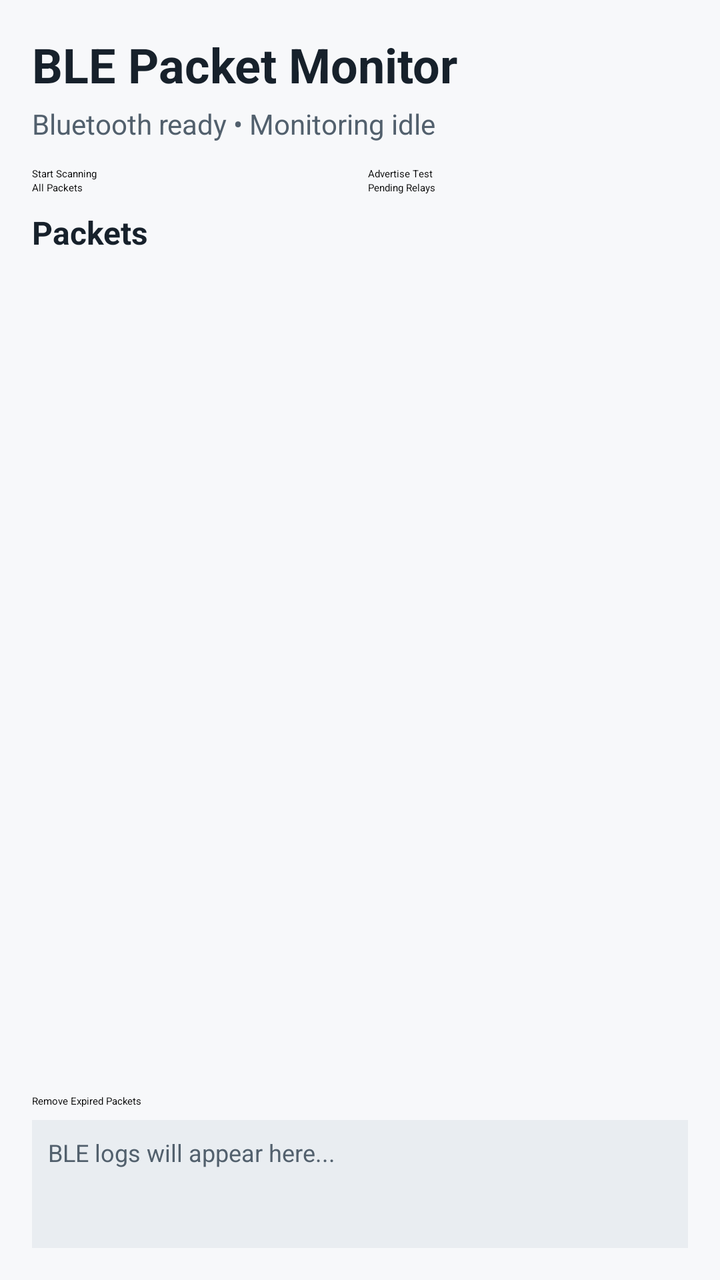
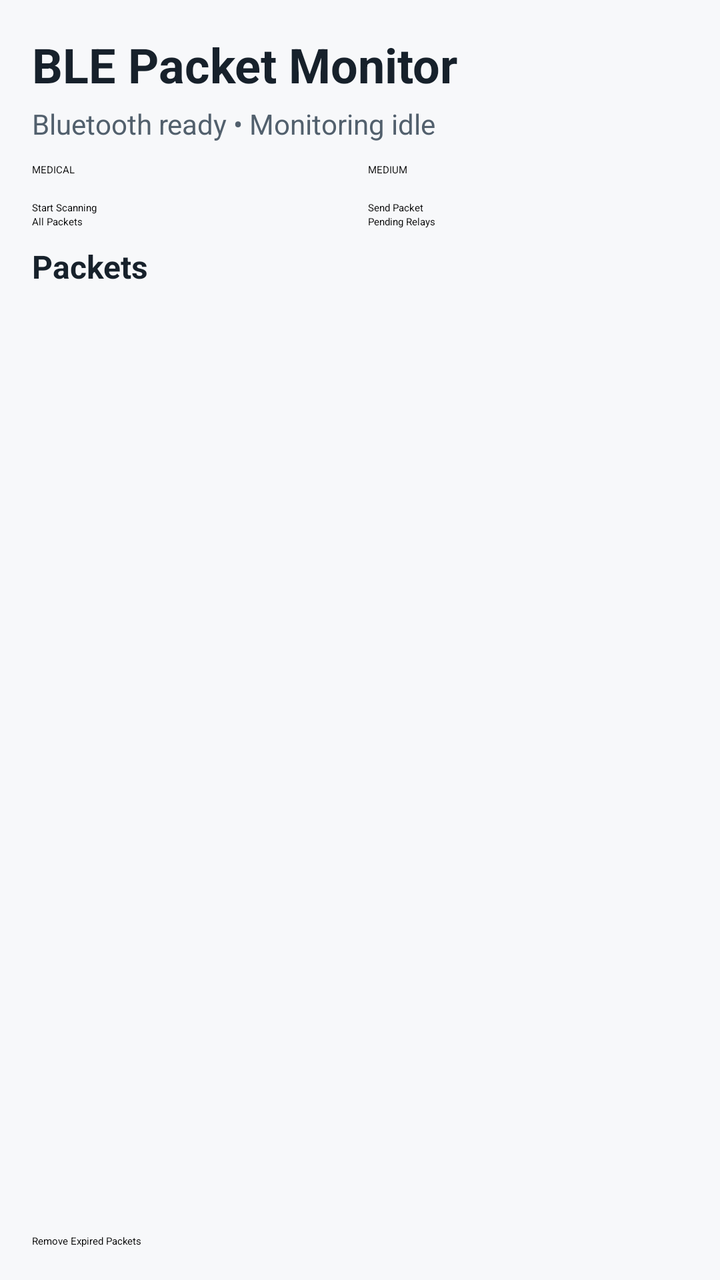

Before-and-after screenshots of an Android layout around one commit, followed by the original layout XML and the change that was made.
<!-- AndroidManifest.xml: application theme Theme.MaterialComponents.DayNight.NoActionBar -->
<!-- res/layout/activity_main.xml -->
<?xml version="1.0" encoding="utf-8"?>
<LinearLayout xmlns:android="http://schemas.android.com/apk/res/android"
    android:layout_width="match_parent"
    android:layout_height="match_parent"
    android:orientation="vertical"
    android:padding="16dp"
    android:background="#F7F8FA">

    <TextView
        android:layout_width="match_parent"
        android:layout_height="wrap_content"
        android:text="BLE Packet Monitor"
        android:textColor="#17212B"
        android:textSize="24sp"
        android:textStyle="bold" />

    <TextView
        android:id="@+id/tv_connection_status"
        android:layout_width="match_parent"
        android:layout_height="wrap_content"
        android:layout_marginTop="4dp"
        android:text="Bluetooth ready • Monitoring idle"
        android:textColor="#52606D"
        android:textSize="14sp" />

    <LinearLayout
        android:layout_width="match_parent"
        android:layout_height="wrap_content"
        android:layout_marginTop="12dp"
        android:orientation="horizontal">

        <Button
            android:id="@+id/btn_start_scanning"
            android:layout_width="0dp"
            android:layout_height="wrap_content"
            android:layout_weight="1"
            android:text="Start Scanning" />

        <Button
            android:id="@+id/btn_start_advertising"
            android:layout_width="0dp"
            android:layout_height="wrap_content"
            android:layout_marginStart="8dp"
            android:layout_weight="1"
            android:text="Advertise Test" />
    </LinearLayout>

    <LinearLayout
        android:layout_width="match_parent"
        android:layout_height="wrap_content"
        android:orientation="horizontal">

        <Button
            android:id="@+id/btn_filter_all"
            android:layout_width="0dp"
            android:layout_height="wrap_content"
            android:layout_weight="1"
            android:text="All Packets" />

        <Button
            android:id="@+id/btn_filter_pending"
            android:layout_width="0dp"
            android:layout_height="wrap_content"
            android:layout_marginStart="8dp"
            android:layout_weight="1"
            android:text="Pending Relays" />
    </LinearLayout>

    <TextView
        android:id="@+id/tv_packet_count"
        android:layout_width="match_parent"
        android:layout_height="wrap_content"
        android:layout_marginTop="8dp"
        android:text="Packets"
        android:textColor="#17212B"
        android:textSize="16sp"
        android:textStyle="bold" />

    <androidx.recyclerview.widget.RecyclerView
        android:id="@+id/recyclerView"
        android:layout_width="match_parent"
        android:layout_height="0dp"
        android:layout_marginTop="6dp"
        android:layout_weight="1"
        android:clipToPadding="false"
        android:paddingBottom="8dp" />

    <Button
        android:id="@+id/btn_remove_expired"
        android:layout_width="match_parent"
        android:layout_height="wrap_content"
        android:text="Remove Expired Packets" />

    <TextView
        android:id="@+id/logView"
        android:layout_width="match_parent"
        android:layout_height="64dp"
        android:layout_marginTop="6dp"
        android:background="#E9EDF1"
        android:padding="8dp"
        android:text="BLE logs will appear here..."
        android:textColor="#52606D"
        android:textIsSelectable="true"
        android:textSize="12sp" />

    <EditText
        android:id="@+id/etSender"
        android:layout_width="0dp"
        android:layout_height="0dp"
        android:visibility="gone" />

    <EditText
        android:id="@+id/etDisasterType"
        android:layout_width="0dp"
        android:layout_height="0dp"
        android:visibility="gone" />

    <EditText
        android:id="@+id/etDescription"
        android:layout_width="0dp"
        android:layout_height="0dp"
        android:visibility="gone" />

    <EditText
        android:id="@+id/etLocation"
        android:layout_width="0dp"
        android:layout_height="0dp"
        android:visibility="gone" />

    <Button
        android:id="@+id/btnSubmit"
        android:layout_width="0dp"
        android:layout_height="0dp"
        android:visibility="gone" />

</LinearLayout>
<!-- resources referenced by this layout -->
<resources>
  <style name="Theme.MaterialComponents.DayNight.NoActionBar" parent="Theme.MaterialComponents.DayNight.NoActionBar">
          <item name="android:statusBarColor">@android:color/black</item>
      </style>
</resources>

<!-- the commit's change to res/layout/activity_main.xml (unified diff, before → after) -->
@@ -26,6 +26,32 @@
     <LinearLayout
         android:layout_width="match_parent"
         android:layout_height="wrap_content"
+        android:layout_marginTop="10dp"
+        android:orientation="horizontal">
+
+        <EditText
+            android:id="@+id/et_packet_type"
+            android:layout_width="0dp"
+            android:layout_height="wrap_content"
+            android:layout_weight="1"
+            android:hint="Type"
+            android:inputType="text"
+            android:text="MEDICAL" />
+
+        <EditText
+            android:id="@+id/et_packet_severity"
+            android:layout_width="0dp"
+            android:layout_height="wrap_content"
+            android:layout_marginStart="8dp"
+            android:layout_weight="1"
+            android:hint="Severity"
+            android:inputType="text"
+            android:text="MEDIUM" />
+    </LinearLayout>
+
+    <LinearLayout
+        android:layout_width="match_parent"
+        android:layout_height="wrap_content"
         android:layout_marginTop="12dp"
         android:orientation="horizontal">
 
@@ -42,7 +68,7 @@
             android:layout_height="wrap_content"
             android:layout_marginStart="8dp"
             android:layout_weight="1"
-            android:text="Advertise Test" />
+            android:text="Send Packet" />
     </LinearLayout>
 
     <LinearLayout
@@ -91,18 +117,6 @@
         android:layout_height="wrap_content"
         android:text="Remove Expired Packets" />
 
-    <TextView
-        android:id="@+id/logView"
-        android:layout_width="match_parent"
-        android:layout_height="64dp"
-        android:layout_marginTop="6dp"
-        android:background="#E9EDF1"
-        android:padding="8dp"
-        android:text="BLE logs will appear here..."
-        android:textColor="#52606D"
-        android:textIsSelectable="true"
-        android:textSize="12sp" />
-
     <EditText
         android:id="@+id/etSender"
         android:layout_width="0dp"
